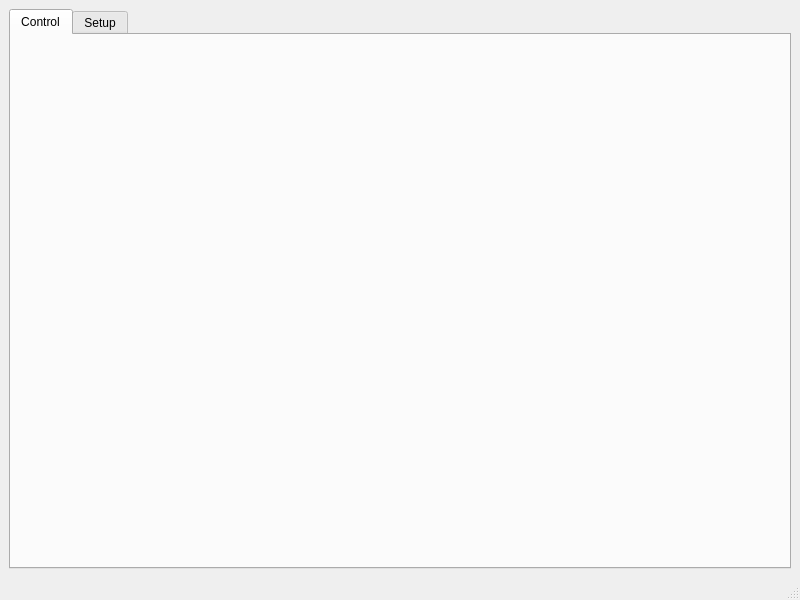
Above: View/mainview.ui from omarbassam88/vfp before the change. Below: the same form after it.
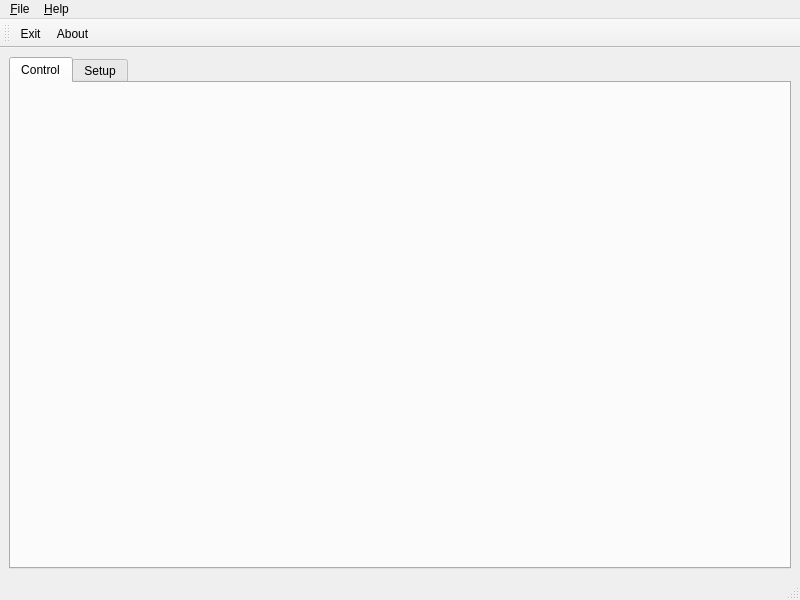
That is the form after the change. Icons and pictures are not drawn.

Commit message: Added About Box Dialog

Patch:
```diff
--- a/View/mainview.ui
+++ b/View/mainview.ui
@@ -57,8 +57,56 @@
      <height>22</height>
     </rect>
    </property>
+   <widget class="QMenu" name="menuFile">
+    <property name="title">
+     <string>&amp;File</string>
+    </property>
+    <addaction name="action_Exit"/>
+   </widget>
+   <widget class="QMenu" name="menu_Help">
+    <property name="title">
+     <string>&amp;Help</string>
+    </property>
+    <addaction name="action_About"/>
+   </widget>
+   <addaction name="menuFile"/>
+   <addaction name="menu_Help"/>
   </widget>
   <widget class="QStatusBar" name="statusbar"/>
+  <widget class="QToolBar" name="toolBar">
+   <property name="windowTitle">
+    <string>toolBar</string>
+   </property>
+   <property name="toolButtonStyle">
+    <enum>Qt::ToolButtonTextUnderIcon</enum>
+   </property>
+   <attribute name="toolBarArea">
+    <enum>TopToolBarArea</enum>
+   </attribute>
+   <attribute name="toolBarBreak">
+    <bool>false</bool>
+   </attribute>
+   <addaction name="action_Exit"/>
+   <addaction name="action_About"/>
+  </widget>
+  <action name="action_Exit">
+   <property name="icon">
+    <iconset resource="../vfpResources.qrc">
+     <normaloff>:/root/Images/Exit.png</normaloff>:/root/Images/Exit.png</iconset>
+   </property>
+   <property name="text">
+    <string>&amp;Exit</string>
+   </property>
+  </action>
+  <action name="action_About">
+   <property name="icon">
+    <iconset resource="../vfpResources.qrc">
+     <normaloff>:/root/Images/About.png</normaloff>:/root/Images/About.png</iconset>
+   </property>
+   <property name="text">
+    <string>&amp;About</string>
+   </property>
+  </action>
  </widget>
  <resources>
   <include location="../vfpResources.qrc"/>
```
Left out of the diff: 19 changed lines with no effect on the pictures. The commit also changes 9 other files.
